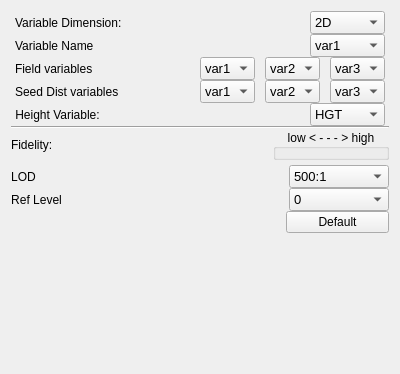
The window that apps/vaporgui/VariablesWidgetGUI.ui (StasJ/vapor-formatted) describes before a commit, drawn with Qt 5.
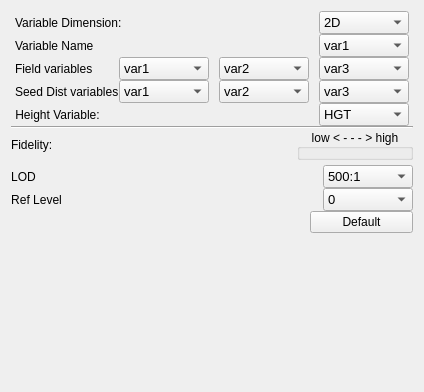
The same window after the commit.

Commit message: Various fixes to RenderHolder.  Should be about done now

What changed in the file:
```diff
--- a/apps/vaporgui/VariablesWidgetGUI.ui
+++ b/apps/vaporgui/VariablesWidgetGUI.ui
@@ -6,13 +6,13 @@
    <rect>
     <x>0</x>
     <y>0</y>
-    <width>400</width>
-    <height>374</height>
+    <width>409</width>
+    <height>392</height>
    </rect>
   </property>
   <property name="maximumSize">
    <size>
-    <width>400</width>
+    <width>16777215</width>
     <height>16777215</height>
    </size>
   </property>
@@ -109,7 +109,7 @@
          <widget class="QComboBox" name="dimensionCombo">
           <property name="minimumSize">
            <size>
-            <width>75</width>
+            <width>90</width>
             <height>0</height>
            </size>
           </property>
@@ -205,7 +205,7 @@
          <widget class="QComboBox" name="varnameCombo">
           <property name="minimumSize">
            <size>
-            <width>75</width>
+            <width>90</width>
             <height>0</height>
            </size>
           </property>
@@ -294,6 +294,12 @@
         </item>
         <item>
          <widget class="QComboBox" name="varCombo1">
+          <property name="minimumSize">
+           <size>
+            <width>90</width>
+            <height>0</height>
+           </size>
+          </property>
           <property name="maximumSize">
            <size>
             <width>75</width>
@@ -333,6 +339,12 @@
         </item>
         <item>
          <widget class="QComboBox" name="varCombo2">
+          <property name="minimumSize">
+           <size>
+            <width>90</width>
+            <height>0</height>
+           </size>
+          </property>
           <property name="maximumSize">
            <size>
             <width>75</width>
@@ -372,6 +384,12 @@
         </item>
         <item>
          <widget class="QComboBox" name="varCombo3">
+          <property name="minimumSize">
+           <size>
+            <width>90</width>
+            <height>0</height>
+           </size>
+          </property>
           <property name="maximumSize">
            <size>
             <width>75</width>
@@ -451,6 +469,12 @@
         </item>
         <item>
          <widget class="QComboBox" name="distvarCombo1">
+          <property name="minimumSize">
+           <size>
+            <width>90</width>
+            <height>0</height>
+           </size>
+          </property>
           <property name="maximumSize">
            <size>
             <width>75</width>
@@ -490,6 +514,12 @@
         </item>
         <item>
          <widget class="QComboBox" name="distvarCombo2">
+          <property name="minimumSize">
+           <size>
+            <width>90</width>
+            <height>0</height>
+           </size>
+          </property>
           <property name="maximumSize">
            <size>
             <width>75</width>
@@ -529,6 +559,12 @@
         </item>
         <item>
          <widget class="QComboBox" name="distvarCombo3">
+          <property name="minimumSize">
+           <size>
+            <width>90</width>
+            <height>0</height>
+           </size>
+          </property>
           <property name="maximumSize">
            <size>
             <width>75</width>
@@ -613,7 +649,7 @@
           </property>
           <property name="minimumSize">
            <size>
-            <width>75</width>
+            <width>90</width>
             <height>0</height>
            </size>
           </property>
@@ -804,7 +840,7 @@
              <widget class="QComboBox" name="lodCombo">
               <property name="minimumSize">
                <size>
-                <width>100</width>
+                <width>90</width>
                 <height>0</height>
                </size>
               </property>
@@ -890,7 +926,7 @@
              <widget class="QComboBox" name="refinementCombo">
               <property name="minimumSize">
                <size>
-                <width>100</width>
+                <width>90</width>
                 <height>0</height>
                </size>
               </property>
```
The commit also changes 2 other files.
